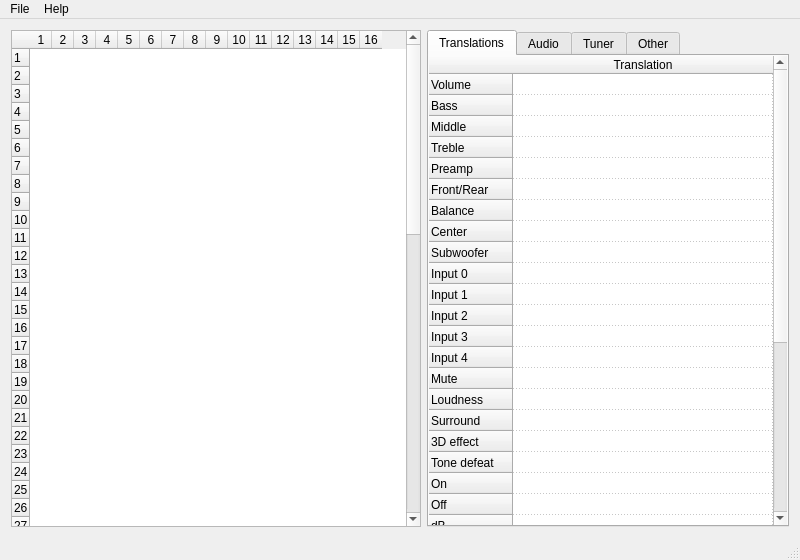
Before: the Qt Designer form editor/mainwindow.ui in WiseLord/ampcontrol, drawn with Qt 5.
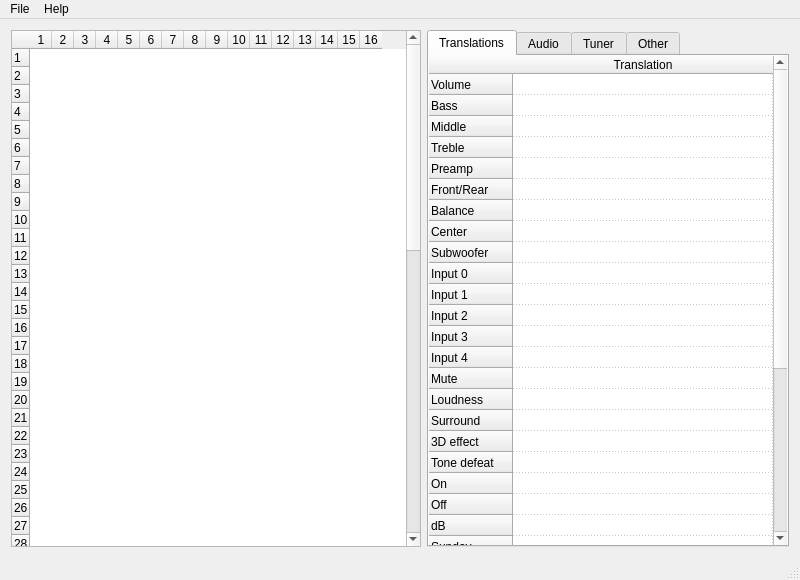
After: the same form once the commit is applied. Icons and pictures are not drawn.

The edit to the form file:
```diff
--- a/editor/mainwindow.ui
+++ b/editor/mainwindow.ui
@@ -7,13 +7,13 @@
     <x>0</x>
     <y>0</y>
     <width>800</width>
-    <height>560</height>
+    <height>580</height>
    </rect>
   </property>
   <property name="minimumSize">
    <size>
     <width>800</width>
-    <height>560</height>
+    <height>580</height>
    </size>
   </property>
   <property name="windowTitle">
```
Left out of the diff: 27 changed lines with no effect on the pictures.
